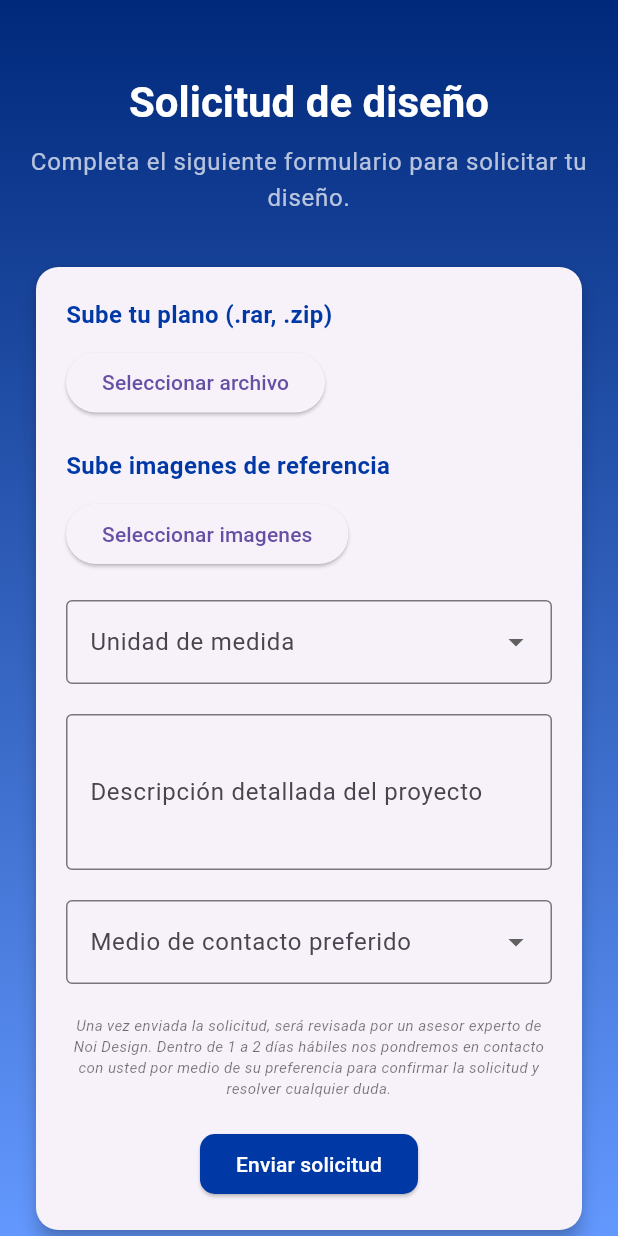
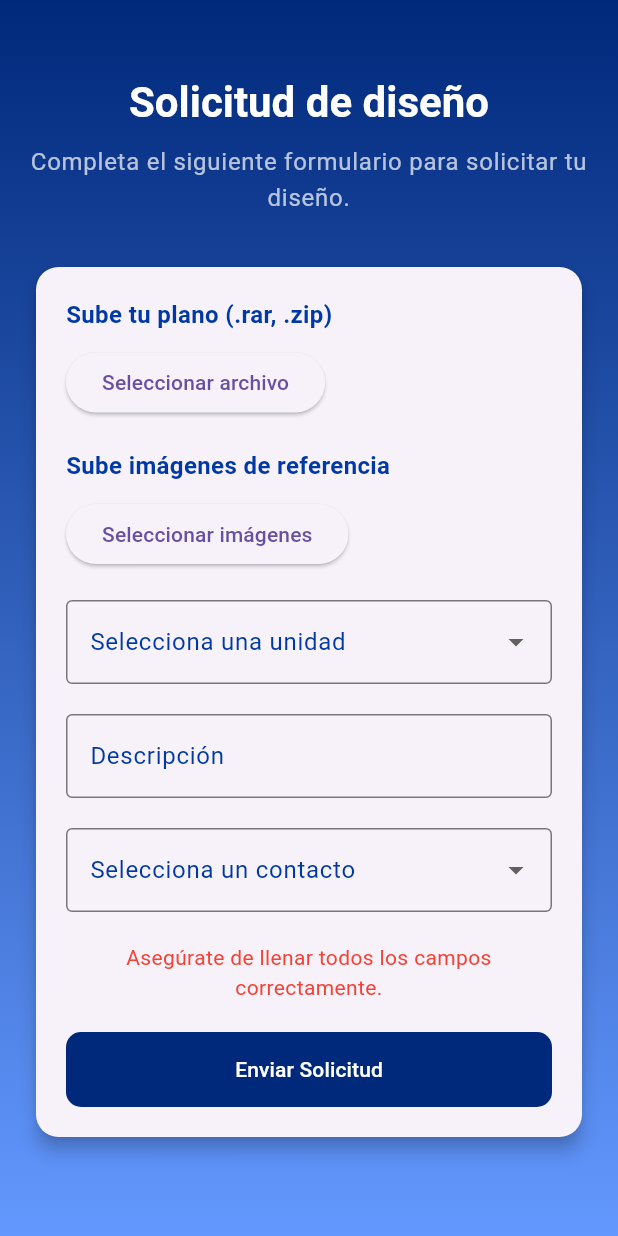
Before and after one commit to ChrisAlegria/Noi-Design, a Flutter app: the DesignPage screen opened directly, on a phone screen of 412 x 824 dp. Run offline on Flutter 3.47's test engine with Material 3 defaults, Android fonts, the phone set to English and light mode, and no system bars; our stand-ins replace font_awesome_flutter; accounts and stored records are empty; network calls fail.

Commit message:
Add: Upload Design Request To DB

```diff
--- a/lib/main.dart
+++ b/lib/main.dart
@@ -2,7 +2,7 @@ import 'package:flutter/material.dart';
 import 'package:noi_design/pages/home_page.dart';
 import 'package:noi_design/pages/login_page.dart';
 import 'package:noi_design/pages/register_page.dart';
-import 'package:noi_design/services/print_design_service.dart';
+import 'package:noi_design/services/design_service.dart';
 import 'package:noi_design/services/user_service.dart';
 import 'package:provider/provider.dart';
 
@@ -14,7 +14,7 @@ class AppState extends StatelessWidget {
     return MultiProvider(
       providers: [
         ChangeNotifierProvider(
-          create: (_) => PrintAndDesignService(),
+          create: (_) => DesignService(),
         ),
         ChangeNotifierProvider<UserService>(
           // Cambiado a ChangeNotifierProvider
--- a/lib/models/design.dart
+++ b/lib/models/design.dart
@@ -1,47 +1,56 @@
 import 'dart:convert';
 
-class Design {
-  String id; // ID del objeto Design
-  String plano; // Ruta del archivo de plano
-  String imagenes; // Ruta de la imagen de referencia
-  String unidad; // Unidad de medida seleccionada
-  String description; // Descripción del proyecto
-  String selectedContact; // Medio de contacto preferido
+class DesignRequest {
+  String selectedContact;
+  String description;
+  String? selectedUnity;
+  String? planoFilePath;
+  String? imageFilePath;
+  String? id;
 
-  Design({
-    required this.id,
-    required this.plano,
-    required this.imagenes,
-    required this.unidad,
+  DesignRequest({
+    required this.selectedContact,
     required this.description,
-    required this.selectedContact,
+    this.selectedUnity,
+    this.planoFilePath,
+    this.imageFilePath,
+    this.id,
   });
-
-  // Convertir desde JSON
-  factory Design.fromJson(String str) => Design.fromMap(json.decode(str));
 
   // Convertir a JSON
   String toJson() => json.encode(toMap());
 
-  // Convertir desde Map
-  factory Design.fromMap(Map<String, dynamic> json) => Design(
-        id: json["id"], // Cargar el ID
-        plano: json["plano"], // Cargar la ruta del plano
-        imagenes: json["imagenes"], // Cargar la ruta de la imagen de referencia
-        unidad: json["unidad"], // Cargar la unidad de medida
-        description: json["description"], // Cargar la descripción
-        selectedContact: json["selectedContact"], // Cargar el medio de contacto
+  // Crear desde JSON
+  factory DesignRequest.fromJson(String str) =>
+      DesignRequest.fromMap(json.decode(str));
+
+  // Crear desde un mapa de datos
+  factory DesignRequest.fromMap(Map<String, dynamic> json) => DesignRequest(
+        selectedContact: json["selectedContact"],
+        description: json["description"],
+        selectedUnity: json["selectedUnity"],
+        planoFilePath: json["planoFilePath"],
+        imageFilePath: json["imageFilePath"],
+        id: json["id"], // Directamente asignamos el id sin comprobar si existe
       );
 
-  // Convertir a Map
+  // Convertir a un mapa de datos
   Map<String, dynamic> toMap() => {
-        "id": id, // Añadir el ID al mapa
-        "plano": plano, // Añadir la ruta del plano al mapa
-        "imagenes":
-            imagenes, // Añadir la ruta de la imagen de referencia al mapa
-        "unidad": unidad, // Añadir la unidad de medida al mapa
-        "description": description, // Añadir la descripción al mapa
-        "selectedContact":
-            selectedContact, // Añadir el medio de contacto al mapa
+        "selectedContact": selectedContact,
+        "description": description,
+        "selectedUnity": selectedUnity,
+        "planoFilePath": planoFilePath,
+        "imageFilePath": imageFilePath,
+        "id": id, // Agregamos el id al mapa
       };
+
+  // Método para crear una copia de `DesignRequest`
+  DesignRequest copy() => DesignRequest(
+        selectedContact: selectedContact,
+        description: description,
+        selectedUnity: selectedUnity,
+        planoFilePath: planoFilePath,
+        imageFilePath: imageFilePath,
+        id: id,
+      );
 }
--- a/lib/pages/design_page.dart
+++ b/lib/pages/design_page.dart
@@ -1,6 +1,7 @@
 import 'package:flutter/material.dart';
-import 'package:font_awesome_flutter/font_awesome_flutter.dart';
-import 'package:noi_design/pages/home_page.dart';
+import 'package:provider/provider.dart';
+import 'package:noi_design/services/design_service.dart';
+import 'package:noi_design/models/design.dart';
 
 class DesignPage extends StatefulWidget {
   @override
@@ -9,9 +10,11 @@ class DesignPage extends StatefulWidget {
 
 class _PrintPageState extends State<DesignPage> {
   final _formKey = GlobalKey<FormState>();
-  String selectedContact = '';
-  String description = '';
-  String? selectedUnity; //
+  bool _isLoading = false;
+
+  String? selectedContact = '';
+  String? description = '';
+  String? selectedUnity;
   String? planoFilePath;
   String? imageFilePath;
 
@@ -55,7 +58,6 @@ class _PrintPageState extends State<DesignPage> {
     );
   }
 
-  // Método para construir el título
   Widget _buildTitle() {
     return Text(
       'Solicitud de diseño',
@@ -67,7 +69,6 @@ class _PrintPageState extends State<DesignPage> {
     );
   }
 
-  // Método para construir el subtítulo
   Widget _buildSubtitle() {
     return Text(
       'Completa el siguiente formulario para solicitar tu diseño.',
@@ -79,7 +80,6 @@ class _PrintPageState extends State<DesignPage> {
     );
   }
 
-  // Método para construir el formulario
   Widget _buildForm() {
     return Card(
       elevation: 5,
@@ -141,7 +141,7 @@ class _PrintPageState extends State<DesignPage> {
       crossAxisAlignment: CrossAxisAlignment.start,
       children: [
         Text(
-          'Sube imagenes de referencia',
+          'Sube imágenes de referencia',
           style: TextStyle(
             fontSize: 16,
             fontWeight: FontWeight.bold,
@@ -151,52 +151,32 @@ class _PrintPageState extends State<DesignPage> {
         const SizedBox(height: 10),
         ElevatedButton(
           onPressed: () {
-            // Lógica de carga de archivos para imagen de referencia
+            // Lógica de carga de imágenes
           },
-          child: const Text('Seleccionar imagenes'),
+          child: const Text('Seleccionar imágenes'),
         ),
       ],
     );
   }
 
-  // Método para el Dropdown de unidad de medida
+  // Método para el campo de selección de unidad
   Widget _buildUnityDropdown() {
     return DropdownButtonFormField<String>(
       decoration: InputDecoration(
-        labelText: 'Unidad de medida',
+        labelText: 'Selecciona una unidad',
+        labelStyle: TextStyle(color: Color.fromRGBO(0, 56, 165, 1)),
         border: OutlineInputBorder(),
       ),
       items: [
-        DropdownMenuItem(
-          value: 'Centimetros',
-          child: Row(
-            children: [
-              Icon(FontAwesomeIcons.rulerCombined,
-                  color: Colors.grey, size: 18), // Cambié el icono
-              const SizedBox(width: 10),
-              Text('Centímetros'),
-            ],
-          ),
-        ),
-        DropdownMenuItem(
-          value: 'Pulgadas',
-          child: Row(
-            children: [
-              Icon(FontAwesomeIcons.rulerCombined,
-                  color: Colors.grey, size: 18), // Cambié el icono
-              const SizedBox(width: 10),
-              Text('Pulgadas'),
-            ],
-          ),
-        ),
+        DropdownMenuItem(value: 'Unidad 1', child: Text('Unidad 1')),
+        DropdownMenuItem(value: 'Unidad 2', child: Text('Unidad 2')),
       ],
       onChanged: (value) {
         setState(() {
-          selectedUnity = value; // Actualizar la variable seleccionada
+          selectedUnity = value;
         });
       },
-      validator: (value) =>
-          value == null ? 'Por favor, selecciona una unidad de medida' : null,
+      validator: (value) => value == null ? 'Selecciona una unidad' : null,
     );
   }
 
@@ -204,129 +184,116 @@ class _PrintPageState extends State<DesignPage> {
   Widget _buildDescriptionField() {
     return TextFormField(
       decoration: InputDecoration(
-        labelText: 'Descripción detallada del proyecto',
+        labelText: 'Descripción',
+        labelStyle: TextStyle(color: Color.fromRGBO(0, 56, 165, 1)),
         border: OutlineInputBorder(),
       ),
-      maxLines: 3,
-      onChanged: (value) {
-        description = value;
-      },
-      validator: (value) => (value == null || value.isEmpty)
-          ? 'Por favor, ingresa una descripción'
-          : null,
+      onChanged: (value) => description = value,
+      validator: (value) => value!.isEmpty ? 'Ingresa una descripción' : null,
     );
   }
 
-  // Método para el Dropdown de contacto
+  // Método para el campo de selección de contacto
   Widget _buildContactDropdown() {
     return DropdownButtonFormField<String>(
       decoration: InputDecoration(
-        labelText: 'Medio de contacto preferido',
+        labelText: 'Selecciona un contacto',
+        labelStyle: TextStyle(color: Color.fromRGBO(0, 56, 165, 1)),
         border: OutlineInputBorder(),
       ),
       items: [
-        DropdownMenuItem(
-          value: 'Correo electrónico',
-          child: Row(
-            children: [
-              Icon(FontAwesomeIcons.envelope, color: Colors.grey, size: 18),
-              const SizedBox(width: 10),
-              Text('Correo electrónico'),
-            ],
-          ),
-        ),
-        DropdownMenuItem(
-          value: 'WhatsApp',
-          child: Row(
-            children: [
-              Icon(FontAwesomeIcons.whatsapp, color: Colors.green, size: 18),
-              const SizedBox(width: 10),
-              Text('WhatsApp'),
-            ],
-          ),
-        ),
+        DropdownMenuItem(value: 'Contacto 1', child: Text('Contacto 1')),
+        DropdownMenuItem(value: 'Contacto 2', child: Text('Contacto 2')),
       ],
       onChanged: (value) {
         setState(() {
           selectedContact = value!;
         });
       },
-      validator: (value) =>
-          value == null ? 'Por favor, selecciona un medio de contacto' : null,
+      validator: (value) => value == null ? 'Selecciona un contacto' : null,
     );
   }
 
-  // Método para el mensaje informativo
+  // Método para el mensaje de información
   Widget _buildInfoMessage() {
     return Text(
-      'Una vez enviada la solicitud, será revisada por un asesor experto de Noi Design. '
-      'Dentro de 1 a 2 días hábiles nos pondremos en contacto con usted por medio de su preferencia '
-      'para confirmar la solicitud y resolver cualquier duda.',
+      'Asegúrate de llenar todos los campos correctamente.',
+      style: TextStyle(color: Colors.red),
       textAlign: TextAlign.center,
-      style: TextStyle(
-        color: Colors.black54,
-        fontStyle: FontStyle.italic,
-        fontSize: 10,
-      ),
     );
   }
 
   // Método para el botón de envío
   Widget _buildSubmitButton() {
-    return Align(
-      alignment: Alignment.center,
-      child: ElevatedButton(
-        style: ElevatedButton.styleFrom(
-          backgroundColor: Color.fromRGBO(0, 56, 165, 1),
+    return MaterialButton(
       shape: RoundedRectangleBorder(
         borderRadius: BorderRadius.circular(10),
       ),
-        ),
-        onPressed: () {
-          // Validar el formulario
-          if (_formKey.currentState!.validate()) {
-            // Lógica de envío de formulario
-            _showConfirmationDialog(context);
-          }
-        },
-        child: const Text(
-          'Enviar solicitud',
+      color: Color.fromRGBO(0, 41, 123, 1),
+      disabledColor: Colors.grey,
+      elevation: 0,
+      child: Container(
+        padding: EdgeInsets.symmetric(horizontal: 80, vertical: 15),
+        child: Text(
+          _isLoading ? 'Cargando...' : 'Enviar Solicitud',
           style: TextStyle(color: Colors.white),
         ),
       ),
+      onPressed: _isLoading
+          ? null
+          : () async {
+              FocusScope.of(context).unfocus();
+              if (!_formKey.currentState!.validate()) {
+                return; // Mostrar errores de validación
+              }
+              setState(() {
+                _isLoading = true;
+              });
+
+              final newDesignRequest = DesignRequest(
+                selectedContact: selectedContact ?? '',
+                description: description ?? '',
+                selectedUnity:
+                    selectedUnity, // Este valor se asigna directamente desde el dropdown
+                planoFilePath:
+                    planoFilePath, // Asigna la ruta del plano si se cargó
+                imageFilePath:
+                    imageFilePath, // Asigna la ruta de la imagen si se cargó
               );
-  }
 
-  // Método para mostrar el diálogo de confirmación
-  void _showConfirmationDialog(BuildContext context) {
+              try {
+                final userService =
+                    Provider.of<DesignService>(context, listen: false);
+                await userService.addDesign(newDesignRequest);
                 showDialog(
                   context: context,
                   builder: (BuildContext context) {
                     return AlertDialog(
-          title: const Text('¡Diseño enviado!'),
-          content: Column(
-            mainAxisSize: MainAxisSize.min,
-            children: [
-              const SizedBox(height: 10),
-              const Text(
-                'Ahora tu idea está esperando ser revisada por nuestro equipo. Nos pondremos en contacto contigo pronto.',
-                textAlign: TextAlign.center,
-              ),
-            ],
-          ),
+                      title: Text("Solicitud enviada correctamente"),
+                      content: Text("Tu solicitud ha sido enviada con éxito."),
                       actions: [
                         TextButton(
+                          child: Text("Aceptar"),
                           onPressed: () {
-                Navigator.pushReplacement(
-                  context,
-                  MaterialPageRoute(builder: (context) => HomePage()),
-                );
+                            Navigator.of(context).pop(); // Cerrar diálogo
                           },
-              child: const Text('Aceptar'),
                         ),
                       ],
                     );
                   },
                 );
+              } catch (e) {
+                ScaffoldMessenger.of(context).showSnackBar(
+                  SnackBar(
+                    content: Text('Error al enviar solicitud: $e'),
+                  ),
+                );
+              } finally {
+                setState(() {
+                  _isLoading = false;
+                });
+              }
+            },
+    );
   }
 }
```
Also changed, not shown: lib/services/design_service.dart (added, +95 -0 lines), lib/services/print_design_service.dart (deleted, +0 -122 lines). Lines whose indentation alone changed are shown as unchanged.
